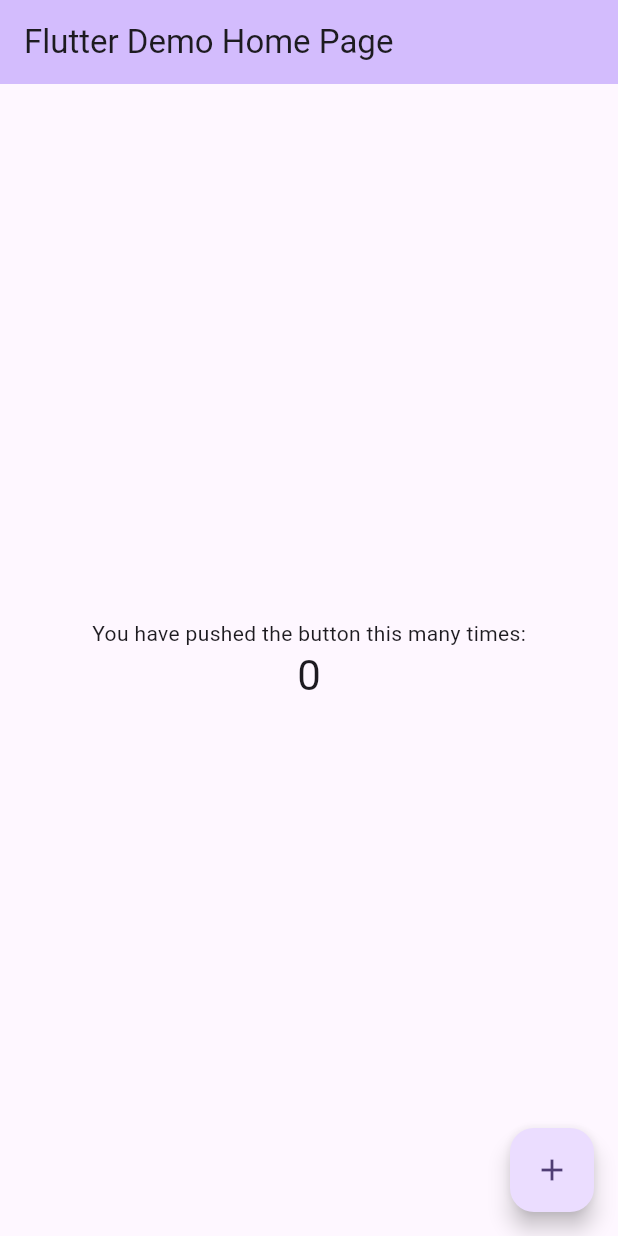
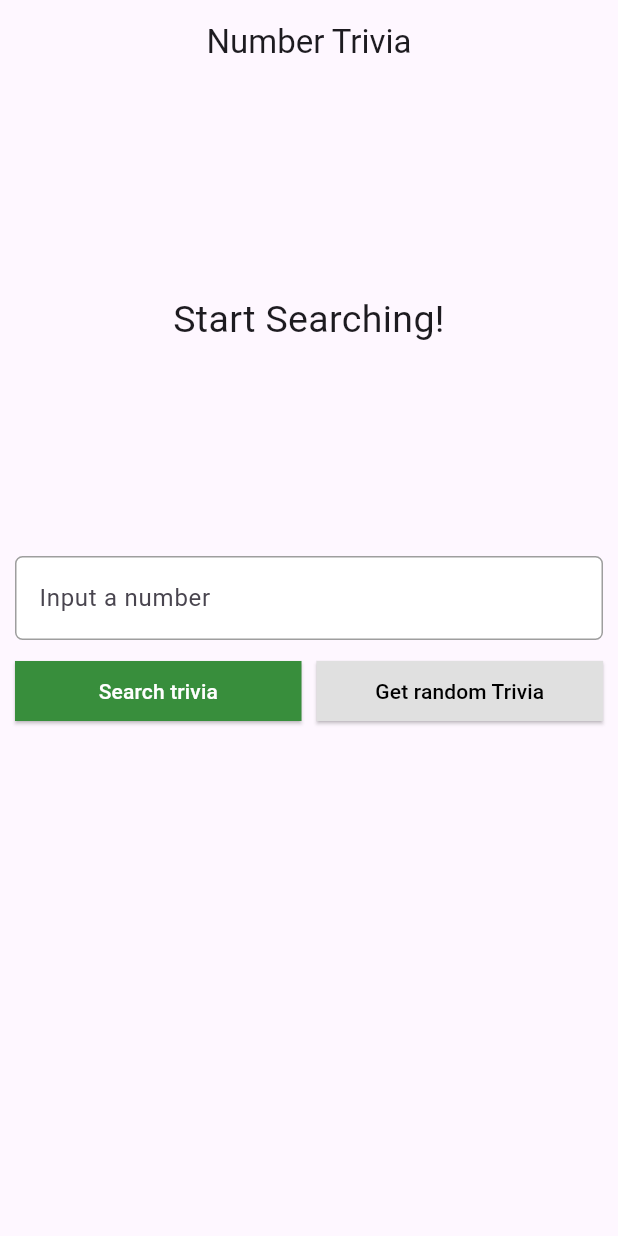
Before and after one commit to bereketeab-19/clean-architecture, a Flutter app: the screen it shows after launch, on a phone screen of 412 x 824 dp. Run offline on Flutter 3.47's test engine with Material 3 defaults, Android fonts, the phone set to English and light mode, and no system bars; our stand-ins replace bloc, dartz, equatable, flutter_bloc, get_it, internet_connection_checker and 1 more.

Commit message:
final commit

```diff
--- a/lib/core/usecase/usecase.dart
+++ b/lib/core/usecase/usecase.dart
@@ -1,5 +1,6 @@
+import 'package:dartz/dartz.dart';
+
 import '../error/failures.dart';
-import 'package:dartz/dartz.dart';
 
 abstract class UseCase<Type, Params> {
   Future<Either<Failures, Type>> call(Params params);
--- a/lib/features/number_trivia/data/datasources/number_trivia_local_data_source.dart
+++ b/lib/features/number_trivia/data/datasources/number_trivia_local_data_source.dart
@@ -2,9 +2,10 @@
 
 import 'dart:convert';
 
+import 'package:shared_preferences/shared_preferences.dart';
+
+import '../../../../core/error/exceptions.dart';
 import '../models/number_trivia_model.dart';
-import '../../../../core/error/exceptions.dart';
-import 'package:shared_preferences/shared_preferences.dart';
 
 const CACHED_NUMBER_TRIVIA = 'CACHED_NUMBER_TRIVIA';
 
--- a/lib/features/number_trivia/domain/repositories/number_trivia_repository.dart
+++ b/lib/features/number_trivia/domain/repositories/number_trivia_repository.dart
@@ -1,6 +1,7 @@
+import 'package:dartz/dartz.dart';
+
 import '../../../../core/error/failures.dart';
 import '../entities/number_trivia.dart';
-import 'package:dartz/dartz.dart';
 
 abstract class NumberTriviaRepository {
   Future<Either<Failures, NumberTrivia>> getConcreteNumberTrivia(int number);
--- /dev/null
+++ b/lib/features/number_trivia/presentation/pages/number_trivia_page.dart
@@ -0,0 +1,50 @@
+import 'package:clean_architecture/features/number_trivia/presentation/bloc/number_trivia_bloc.dart';
+import 'package:flutter/material.dart';
+import 'package:flutter_bloc/flutter_bloc.dart';
+
+import '../../../../injection_container.dart';
+import '../widgets/widget.dart';
+
+class NumberTriviaPage extends StatelessWidget {
+  const NumberTriviaPage({super.key});
+
+  @override
+  Widget build(BuildContext context) {
+    return Scaffold(
+      appBar: AppBar(title: Text('Number Trivia'), centerTitle: true),
+      body: SingleChildScrollView(child: buildBody(context)),
+    );
+  }
+
+  BlocProvider<NumberTriviaBloc> buildBody(BuildContext context) {
+    return BlocProvider<NumberTriviaBloc>(
+      create: (context) => sl<NumberTriviaBloc>(),
+      child: Center(
+        child: Padding(
+          padding: const EdgeInsets.all(10),
+          child: Column(
+            children: [
+              SizedBox(height: 10),
+              BlocBuilder<NumberTriviaBloc, NumberTriviaState>(
+                builder: (context, state) {
+                  if (state is Empty) {
+                    return MessegeDisplay(messege: 'Start Searching!');
+                  } else if (state is Error) {
+                    return MessegeDisplay(messege: state.errorMessege);
+                  } else if (state is Loading) {
+                    return LoadingWidget();
+                  } else if (state is Loaded) {
+                    return TriviaDisplay(trivia: state.trivia);
+                  }
+                  return SizedBox.shrink();
+                },
+              ),
+              SizedBox(height: 20),
+              TriviaControls(),
+            ],
+          ),
+        ),
+      ),
+    );
+  }
+}
--- /dev/null
+++ b/lib/features/number_trivia/presentation/widgets/messege_display.dart
@@ -0,0 +1,22 @@
+import 'package:flutter/material.dart';
+
+class MessegeDisplay extends StatelessWidget {
+  final String messege;
+  const MessegeDisplay({super.key, required this.messege});
+
+  @override
+  Widget build(BuildContext context) {
+    return SizedBox(
+      height: MediaQuery.of(context).size.height / 3,
+      child: Center(
+        child: SingleChildScrollView(
+          child: Text(
+            messege,
+            style: TextStyle(fontSize: 25),
+            textAlign: TextAlign.center,
+          ),
+        ),
+      ),
+    );
+  }
+}
--- /dev/null
+++ b/lib/features/number_trivia/presentation/widgets/trivia_control.dart
@@ -0,0 +1,89 @@
+import 'package:clean_architecture/features/number_trivia/presentation/bloc/number_trivia_bloc.dart';
+import 'package:flutter/material.dart';
+import 'package:flutter_bloc/flutter_bloc.dart';
+
+class TriviaControls extends StatefulWidget {
+  const TriviaControls({super.key});
+
+  @override
+  State<TriviaControls> createState() => _TriviaControlsState();
+}
+
+class _TriviaControlsState extends State<TriviaControls> {
+  final controller = TextEditingController();
+  late String inputStr;
+
+  @override
+  void dispose() {
+    super.dispose();
+    controller.dispose();
+  }
+
+  @override
+  Widget build(BuildContext context) {
+    return Column(
+      children: [
+        TextField(
+          controller: controller,
+          onChanged: (value) {
+            inputStr = value;
+          },
+          keyboardType: TextInputType.numberWithOptions(),
+          onSubmitted: (_) => dispatchConcrete(),
+          decoration: InputDecoration(
+            hintText: 'Input a number',
+            filled: true,
+            fillColor: Colors.white,
+            enabledBorder: OutlineInputBorder(
+              borderRadius: BorderRadius.circular(5),
+              borderSide: BorderSide(color: Colors.grey.shade500),
+            ),
+            focusedBorder: OutlineInputBorder(
+              borderRadius: BorderRadius.circular(5),
+              borderSide: BorderSide(color: Colors.black),
+            ),
+          ),
+        ),
+        SizedBox(height: 10),
+        Row(
+          children: [
+            Expanded(
+              child: ElevatedButton(
+                onPressed: dispatchConcrete,
+                style: ElevatedButton.styleFrom(
+                  shape: RoundedRectangleBorder(),
+                  backgroundColor: Colors.green.shade700,
+                  foregroundColor: Colors.white,
+                ),
+                child: Text('Search trivia'),
+              ),
+            ),
+            SizedBox(width: 10),
+            Expanded(
+              child: ElevatedButton(
+                onPressed: dispatchRandom,
+                style: ElevatedButton.styleFrom(
+                  backgroundColor: Colors.grey.shade300,
+                  foregroundColor: Colors.black,
+                  shape: RoundedRectangleBorder(),
+                ),
+                child: Text('Get random Trivia'),
+              ),
+            ),
+          ],
+        ),
+      ],
+    );
+  }
+
+  void dispatchConcrete() {
+    controller.clear();
+    BlocProvider.of<NumberTriviaBloc>(
+      context,
+    ).add(GetTriviaFromConcreteNumber(numberString: inputStr));
+  }
+
+  void dispatchRandom() {
+    BlocProvider.of<NumberTriviaBloc>(context).add(GetTriviaFromRandomNumber());
+  }
+}
--- /dev/null
+++ b/lib/features/number_trivia/presentation/widgets/widget.dart
@@ -0,0 +1,4 @@
+export 'loading_widget.dart';
+export 'messege_display.dart';
+export 'trivia_display.dart';
+export 'trivia_control.dart';
--- a/lib/main.dart
+++ b/lib/main.dart
@@ -1,6 +1,11 @@
+import 'features/number_trivia/presentation/pages/number_trivia_page.dart';
+import 'injection_container.dart';
 import 'package:flutter/material.dart';
 
-void main() {
+void main() async {
+  WidgetsFlutterBinding.ensureInitialized();
+  await init();
+  await sl.allReady();
   runApp(const MyApp());
 }
 
@@ -10,56 +15,9 @@ class MyApp extends StatelessWidget {
   @override
   Widget build(BuildContext context) {
     return MaterialApp(
-      title: 'Flutter Demo',
-      theme: ThemeData(
-        colorScheme: ColorScheme.fromSeed(seedColor: Colors.deepPurple),
-      ),
-      home: const MyHomePage(title: 'Flutter Demo Home Page'),
+      debugShowCheckedModeBanner: false,
+      title: 'Number Trivia',
+      home: NumberTriviaPage(),
     );
   }
 }
-
-class MyHomePage extends StatefulWidget {
-  const MyHomePage({super.key, required this.title});
-  final String title;
-
-  @override
-  State<MyHomePage> createState() => _MyHomePageState();
-}
-
-class _MyHomePageState extends State<MyHomePage> {
-  int _counter = 0;
-
-  void _incrementCounter() {
-    setState(() {
-      _counter++;
-    });
-  }
-
-  @override
-  Widget build(BuildContext context) {
-    return Scaffold(
-      appBar: AppBar(
-        backgroundColor: Theme.of(context).colorScheme.inversePrimary,
-        title: Text(widget.title),
-      ),
-      body: Center(
-        child: Column(
-          mainAxisAlignment: MainAxisAlignment.center,
-          children: <Widget>[
-            const Text('You have pushed the button this many times:'),
-            Text(
-              '$_counter',
-              style: Theme.of(context).textTheme.headlineMedium,
-            ),
-          ],
-        ),
-      ),
-      floatingActionButton: FloatingActionButton(
-        onPressed: _incrementCounter,
-        tooltip: 'Increment',
-        child: const Icon(Icons.add),
-      ),
-    );
-  }
-}
```
Also changed, not shown: lib/features/number_trivia/presentation/bloc/number_trivia_bloc.dart (+32 -32 lines), lib/features/number_trivia/presentation/widgets/loading_widget.dart (added, +15 -0 lines), lib/features/number_trivia/presentation/widgets/trivia_display.dart (added, +30 -0 lines), lib/injection_container.dart (added, +75 -0 lines).
